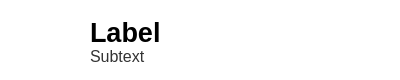
First picture: the form in detailedmenulistitem.ui, repository reesque/Maestro, before the edit.
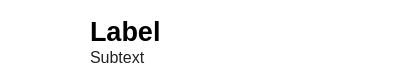
Second picture: the form after the edit. Icons and pictures are not drawn.

Diff of the .ui file:
```diff
--- a/detailedmenulistitem.ui
+++ b/detailedmenulistitem.ui
@@ -36,7 +36,7 @@
   </property>
   <layout class="QHBoxLayout" name="horizontalLayout">
    <property name="spacing">
-    <number>0</number>
+    <number>10</number>
    </property>
    <property name="leftMargin">
     <number>0</number>
@@ -104,21 +104,24 @@
        <height>54</height>
       </size>
      </property>
+     <property name="styleSheet">
+      <string notr="true">border: none;</string>
+     </property>
      <layout class="QVBoxLayout" name="verticalLayout">
       <property name="spacing">
-       <number>10</number>
+       <number>0</number>
       </property>
       <property name="leftMargin">
-       <number>10</number>
+       <number>0</number>
       </property>
       <property name="topMargin">
-       <number>4</number>
+       <number>0</number>
       </property>
       <property name="rightMargin">
        <number>10</number>
       </property>
       <property name="bottomMargin">
-       <number>2</number>
+       <number>0</number>
       </property>
       <item>
        <widget class="QLabel" name="HeaderLabel">
@@ -131,13 +134,13 @@
         <property name="minimumSize">
          <size>
           <width>0</width>
-          <height>30</height>
+          <height>36</height>
          </size>
         </property>
         <property name="maximumSize">
          <size>
           <width>16777215</width>
-          <height>30</height>
+          <height>36</height>
          </size>
         </property>
         <property name="font">
@@ -180,7 +183,7 @@
          </font>
         </property>
         <property name="styleSheet">
-         <string notr="true">background: transparent; color: #333333;</string>
+         <string notr="true">background: transparent; color: #222222;</string>
         </property>
         <property name="text">
          <string>Subtext</string>
```
